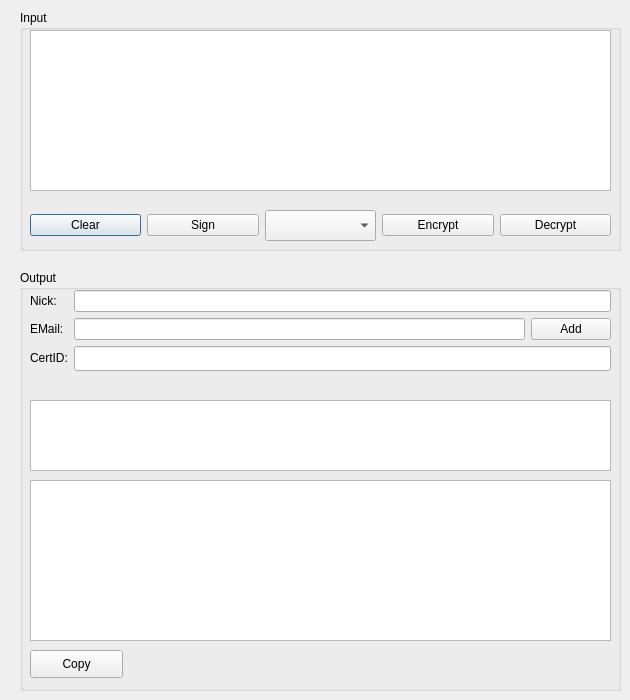
Old version of the form qt/assistantdialog.ui in the repository bitbaba/bitmail.
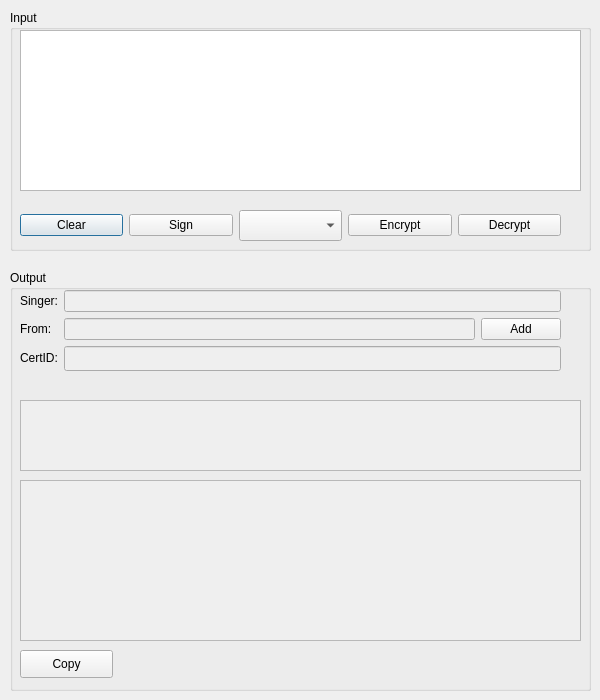
New version of the form.

Diff of the .ui file:
```diff
--- a/qt/assistantdialog.ui
+++ b/qt/assistantdialog.ui
@@ -6,7 +6,7 @@
    <rect>
     <x>0</x>
     <y>0</y>
-    <width>630</width>
+    <width>600</width>
     <height>700</height>
    </rect>
   </property>
@@ -18,13 +18,13 @@
   </property>
   <property name="minimumSize">
    <size>
-    <width>630</width>
+    <width>600</width>
     <height>700</height>
    </size>
   </property>
   <property name="maximumSize">
    <size>
-    <width>630</width>
+    <width>600</width>
     <height>700</height>
    </size>
   </property>
@@ -40,9 +40,9 @@
   <widget class="QGroupBox" name="grpMsg">
    <property name="geometry">
     <rect>
-     <x>20</x>
+     <x>10</x>
      <y>10</y>
-     <width>601</width>
+     <width>581</width>
      <height>241</height>
     </rect>
    </property>
@@ -54,7 +54,7 @@
      <rect>
       <x>10</x>
       <y>20</y>
-      <width>581</width>
+      <width>561</width>
       <height>161</height>
      </rect>
     </property>
@@ -70,7 +70,7 @@
      <rect>
       <x>10</x>
       <y>200</y>
-      <width>581</width>
+      <width>541</width>
       <height>31</height>
      </rect>
     </property>
@@ -119,9 +119,9 @@
   <widget class="QGroupBox" name="grpFriend">
    <property name="geometry">
     <rect>
-     <x>20</x>
+     <x>10</x>
      <y>270</y>
-     <width>601</width>
+     <width>581</width>
      <height>421</height>
     </rect>
    </property>
@@ -133,7 +133,7 @@
      <rect>
       <x>10</x>
       <y>20</y>
-      <width>581</width>
+      <width>541</width>
       <height>101</height>
      </rect>
     </property>
@@ -141,7 +141,7 @@
      <item row="1" column="0">
       <widget class="QLabel" name="lbEmail">
        <property name="text">
-        <string>EMail:</string>
+        <string>From:</string>
        </property>
       </widget>
      </item>
@@ -154,6 +154,9 @@
      </item>
      <item row="2" column="1">
       <widget class="QLineEdit" name="leCertId">
+       <property name="enabled">
+        <bool>false</bool>
+       </property>
        <property name="font">
         <font>
          <family>Fixedsys</family>
@@ -171,6 +174,9 @@
       <layout class="QHBoxLayout" name="horizontalLayout">
        <item>
         <widget class="QLineEdit" name="leEmail">
+         <property name="enabled">
+          <bool>false</bool>
+         </property>
          <property name="readOnly">
           <bool>true</bool>
          </property>
@@ -188,12 +194,15 @@
      <item row="0" column="0">
       <widget class="QLabel" name="lbNick">
        <property name="text">
-        <string>Nick:</string>
+        <string>Singer:</string>
        </property>
       </widget>
      </item>
      <item row="0" column="1">
       <widget class="QLineEdit" name="leNick">
+       <property name="enabled">
+        <bool>false</bool>
+       </property>
        <property name="readOnly">
         <bool>true</bool>
        </property>
@@ -202,11 +211,14 @@
     </layout>
    </widget>
    <widget class="QTextEdit" name="txtOutput">
+    <property name="enabled">
+     <bool>false</bool>
+    </property>
     <property name="geometry">
      <rect>
       <x>10</x>
       <y>210</y>
-      <width>581</width>
+      <width>561</width>
       <height>161</height>
      </rect>
     </property>
@@ -223,11 +235,14 @@
     </property>
    </widget>
    <widget class="QTextEdit" name="txtCert">
+    <property name="enabled">
+     <bool>false</bool>
+    </property>
     <property name="geometry">
      <rect>
       <x>10</x>
       <y>130</y>
-      <width>581</width>
+      <width>561</width>
       <height>71</height>
      </rect>
     </property>
```
Left out of the diff: 8 changed lines with no effect on the pictures.
